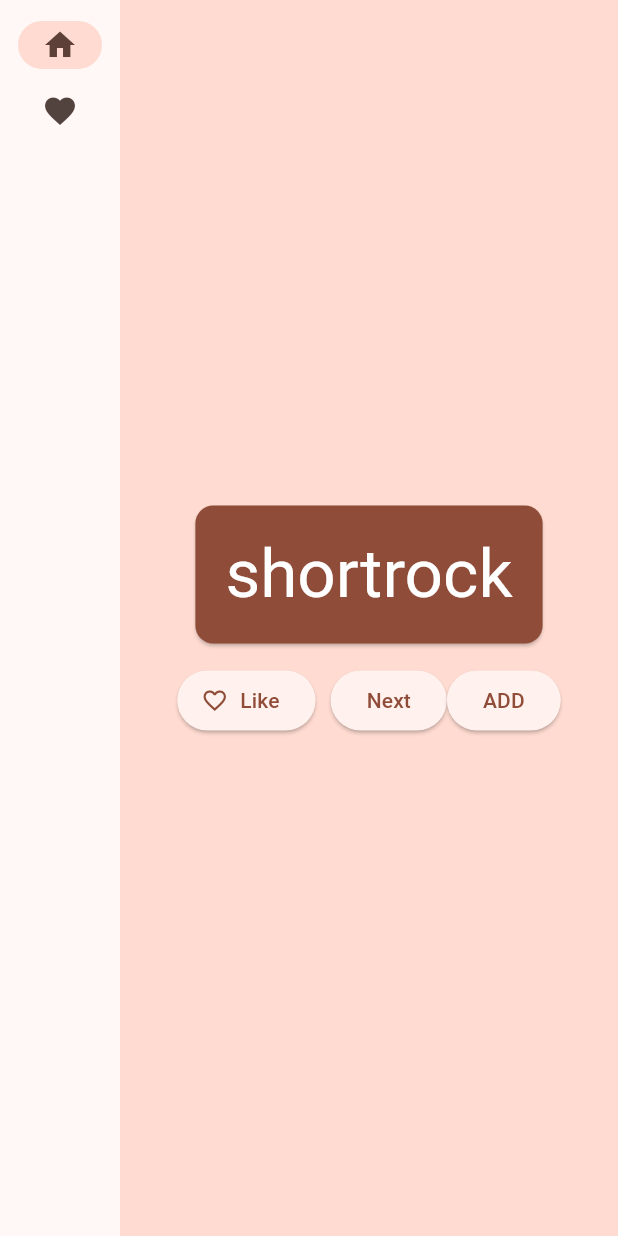
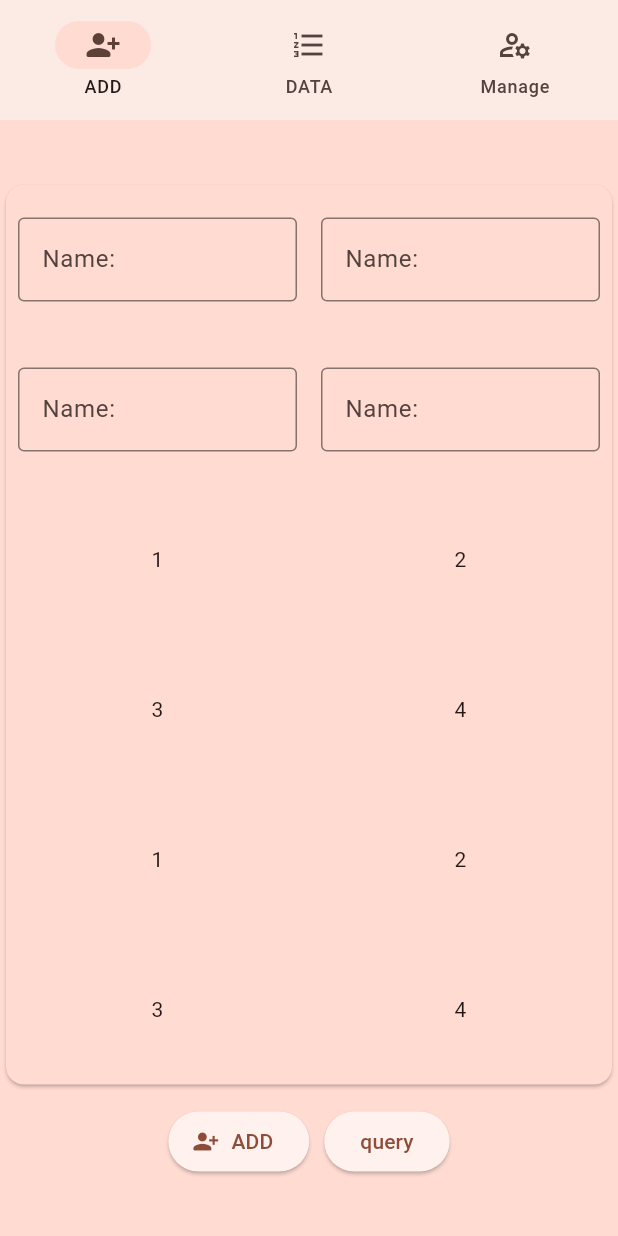
Before and after one commit to ESLAMYASSER-1/flutter_GYM_admin, a Flutter app: the screen it shows after launch, after a tap on "ADD", on a phone screen of 412 x 824 dp. Run offline on Flutter 3.47's test engine with Material 2 defaults, Android fonts, the phone set to English and light mode, and no system bars; our stand-ins replace flutter_svg, responsive_grid; missing offline and left inert: mysql1.

```diff
--- /dev/null
+++ b/lib/GeneratedPage.dart
@@ -0,0 +1,194 @@
+import 'package:flutter/material.dart';
+import 'package:provider/provider.dart';
+import 'package:responsive_grid/responsive_grid.dart';
+import 'MySQL.dart';
+import 'main.dart';
+
+class GeneratedPage extends StatelessWidget {
+  final _nameController = TextEditingController();
+  String nameIn ="";
+  @override
+  Widget build(BuildContext context) {
+    var appState = context.watch<MyAppState>();
+    var theme = Theme.of(context);
+    return Center(
+      child: Column(
+        mainAxisAlignment: MainAxisAlignment.center,
+        children: [
+          Card(
+            color: theme.colorScheme.primaryContainer,
+            child: ResponsiveGridRow(
+              children: [
+                ResponsiveGridCol(
+                    xs: 6,
+                    md: 4,
+                    child: Container(
+                      height: 100,
+                      alignment: Alignment(0, 0),
+                      child: Padding(
+                        padding: const EdgeInsets.all(8.0),
+                        child: TextField(
+                          controller: _nameController,
+                          decoration: InputDecoration(
+                            hintText: "Name:",
+                            border: OutlineInputBorder(),
+                          ),
+                        ),
+                      ),
+                    )),
+                ResponsiveGridCol(
+                    xs: 6,
+                    md: 4,
+                    child: Container(
+                      height: 100,
+                      alignment: Alignment(0, 0),
+                      child: Padding(
+                        padding: const EdgeInsets.all(8.0),
+                        child: TextField(
+                          decoration: InputDecoration(
+                            hintText: "Name:",
+                            border: OutlineInputBorder(),
+                          ),
+                        ),
+                      ),
+                    )),
+                ResponsiveGridCol(
+                    xs: 6,
+                    md: 4,
+                    child: Container(
+                      height: 100,
+                      alignment: Alignment(0, 0),
+                      child: Padding(
+                        padding: const EdgeInsets.all(8.0),
+                        child: TextField(
+                          decoration: InputDecoration(
+                            hintText: "Name:",
+                            border: OutlineInputBorder(),
+                          ),
+                        ),
+                      ),
+                    )),
+                ResponsiveGridCol(
+                    xs: 6,
+                    md: 4,
+                    child: Container(
+                      height: 100,
+                      alignment: Alignment(0, 0),
+                      child: Padding(
+                        padding: const EdgeInsets.all(8.0),
+                        child: TextField(
+                          decoration: InputDecoration(
+                            hintText: "Name:",
+                            border: OutlineInputBorder(),
+                          ),
+                        ),
+                      ),
+                    )),
+                ResponsiveGridCol(
+                    xs: 6,
+                    md: 4,
+                    child: Container(
+                        height: 100,
+                        alignment: Alignment(0, 0),
+                        child: Text("1"))),
+                ResponsiveGridCol(
+                    xs: 6,
+                    md: 4,
+                    child: Container(
+                      height: 100,
+                      alignment: Alignment(0, 0),
+                      child: Text("2"),
+                    )),
+                ResponsiveGridCol(
+                    xs: 6,
+                    md: 4,
+                    child: Container(
+                      height: 100,
+                      alignment: Alignment(0, 0),
+                      child: Text("3"),
+                    )),
+                ResponsiveGridCol(
+                    xs: 6,
+                    md: 4,
+                    child: Container(
+                      height: 100,
+                      alignment: Alignment(0, 0),
+                      child: Text("4"),
+                    )),
+                ResponsiveGridCol(
+                    xs: 6,
+                    md: 4,
+                    child: Container(
+                      height: 100,
+                      alignment: Alignment(0, 0),
+                      child: Text("1"),
+                    )),
+                ResponsiveGridCol(
+                    xs: 6,
+                    md: 4,
+                    child: Container(
+                      height: 100,
+                      alignment: Alignment(0, 0),
+                      child: Text("2"),
+                    )),
+                ResponsiveGridCol(
+                    xs: 6,
+                    md: 4,
+                    child: Container(
+                      height: 100,
+                      alignment: Alignment(0, 0),
+                      child: Text("3"),
+                    )),
+                ResponsiveGridCol(
+                    xs: 6,
+                    md: 4,
+                    child: Container(
+                      height: 100,
+                      alignment: Alignment(0, 0),
+                      child: Text("4"),
+                    )),
+              ],
+            ),
+          ),
+          SizedBox(
+            height: 10,
+          ),
+          Row(
+            mainAxisSize: MainAxisSize.min,
+            children: [
+              ElevatedButton.icon(
+                  onPressed: () {
+                    nameIn =_nameController.text;
+                    add(nameIn, 30, 0);
+                    select();
+                  },
+                  icon: Icon(Icons.person_add_alt_1_rounded),
+                  label: Text("ADD")),
+              SizedBox(
+                width: 10,
+              ),
+              ElevatedButton(
+                  onPressed: () {
+                    select();
+                  },
+                  child: Text("query")),
+            ],
+          ),
+        ],
+      ),
+    );
+  }
+}
+// class BigCard extends StatelessWidget {
+//   const BigCard({
+//     super.key,
+//   });
+//
+//   @override
+//   Widget build(BuildContext context) {
+//     var theme = Theme.of(context);
+//     var style = theme.textTheme.displayMedium!.copyWith(color: theme.colorScheme.onPrimary);
+//
+//     return
+//   }
+// }
--- /dev/null
+++ b/lib/MyHomePage.dart
@@ -0,0 +1,56 @@
+import 'package:flutter/material.dart';
+import 'ClientsPage.dart';
+import 'GeneratedPage.dart';
+import 'main.dart';
+
+class MyHomePage extends StatefulWidget {
+  @override
+  State<MyHomePage> createState() => _MyHomePageState();
+}
+
+class _MyHomePageState extends State<MyHomePage> {
+  var selectedIndex =0;
+  @override
+  Widget build(BuildContext context) {
+    Widget page;
+    switch (selectedIndex) {
+      case 0:
+        page = GeneratedPage();
+        break;
+      case 1:
+        page = ClientsPage();
+        break;
+      default:
+        page = Placeholder();
+    }
+    return Scaffold(
+      resizeToAvoidBottomInset : false,
+      body: Column(
+        children: [
+          SafeArea(
+            child: NavigationBar(
+              destinations: [
+                NavigationDestination(icon: Icon(Icons.person_add_alt_1_rounded), label:"ADD", ),
+                NavigationDestination(icon: Icon(Icons.format_list_numbered), label: "DATA"),
+                NavigationDestination(icon: Icon(Icons.manage_accounts_outlined), label: "Manage")
+              ],
+              selectedIndex: selectedIndex,
+              onDestinationSelected: (value){
+                setState(() {
+                  selectedIndex =value;
+                });
+              },
+            ),
+          ),
+
+          Expanded(
+            child: Container(
+              color: Theme.of(context).colorScheme.primaryContainer,
+              child: page,
+            ),
+          )
+        ],
+      ),
+    );
+  }
+}
--- /dev/null
+++ b/lib/MySQL.dart
@@ -0,0 +1,29 @@
+import 'package:mysql1/mysql1.dart';
+import 'main.dart';
+
+
+void select()async{
+  database.clear();
+  final conn = await MySqlConnection.connect(ConnectionSettings(host: 'mysql-143037-0.cloudclusters.net', port: 10039, user: 'admin', db: 'GYM', password: 'fUWeAl7I' ));
+  var results = await conn
+      .query('select * from users');
+  database =results.toList();
+  print(database);
+  checkBox_State.clear();
+  for (List record in database){
+    checkBox_State[record[1]]=false;
+  }
+}
+void add(String name, int age, int gender)async{
+  final conn = await MySqlConnection.connect(ConnectionSettings(
+      host: 'mysql-143037-0.cloudclusters.net', port: 10039, user: 'admin', db: 'GYM', password: 'fUWeAl7I' ));
+  conn.query("INSERT INTO `users` (`Name`, `Age`, `GenderBI`) VALUES ('$name', '$age', '$gender');");
+  select();
+}
+
+
+void removeClient(name)async{
+  final conn = await MySqlConnection.connect(ConnectionSettings(
+      host: 'mysql-143037-0.cloudclusters.net', port: 10039, user: 'admin', db: 'GYM', password: 'fUWeAl7I' ));
+  conn.query("DELETE FROM `users` WHERE Name ='$name'");
+}
--- a/lib/main.dart
+++ b/lib/main.dart
@@ -1,39 +1,28 @@
-import 'package:english_words/english_words.dart';
 import 'package:flutter/material.dart';
+import 'package:one/MySQL.dart';
 import 'package:provider/provider.dart';
-import 'package:mysql1/mysql1.dart';
-import 'dart:async';
+import 'MyHomePage.dart';
+var database =[];
+final Map<String, bool> checkBox_State= {};
+var checkedUsers= [];
+
 
 
 void main() {
+  select();
   runApp(MyApp());
+
 }
-void mySQLConnect () async{
-  final conn = await MySqlConnection.connect(new ConnectionSettings(
-      host: 'mysql-143037-0.cloudclusters.net', port: 10039, user: 'admin', db: 'GYM', password: 'fUWeAl7I' ));
-  var results = await conn
-      .query('select * from users');
-      for (var row in results) {
-    print(row);
-  }
-}
-void select()async{
-  final conn = await MySqlConnection.connect(new ConnectionSettings(
-      host: 'mysql-143037-0.cloudclusters.net', port: 10039, user: 'admin', db: 'GYM', password: 'fUWeAl7I' ));
-  var results = await conn
-      .query('select * from users');
-  for (var row in results) {
-    print(row);
-  }
-}
-void add(String Name, int age, int gender)async{
-  final conn = await MySqlConnection.connect(new ConnectionSettings(
-      host: 'mysql-143037-0.cloudclusters.net', port: 10039, user: 'admin', db: 'GYM', password: 'fUWeAl7I' ));
-  conn.query("INSERT INTO `users` (`Name`, `Age`, `GenderBI`) VALUES ('$Name', '$age', '$gender');");
-}
-class MyApp extends StatelessWidget {
+
+
+class MyApp extends StatefulWidget {
   const MyApp({super.key});
 
+  @override
+  State<MyApp> createState() => _MyAppState();
+}
+
+class _MyAppState extends State<MyApp> {
   @override
   Widget build(BuildContext context) {
     return ChangeNotifierProvider(
@@ -45,187 +34,13 @@ class MyApp extends StatelessWidget {
           colorScheme: ColorScheme.fromSeed(seedColor: Colors.deepOrange),
         ),
         home: MyHomePage(),
+        debugShowCheckedModeBanner: false,
       ),
     );
   }
 }
 
 class MyAppState extends ChangeNotifier {
-  var current = WordPair.random();
-  void getNext(){
-    current = WordPair.random();
     notifyListeners();
-  }
-  var favorites =<WordPair>[];
-  void toggleFavorite(){
-    if(favorites.contains(current)){
-      favorites.remove(current);
-    }else{
-      favorites.add(current);
-    }
-    notifyListeners();
-  }
-
 
 }
-
-class MyHomePage extends StatefulWidget {
-  @override
-  State<MyHomePage> createState() => _MyHomePageState();
-}
-
-class _MyHomePageState extends State<MyHomePage> {
-  var selectedIndex =0;
-  @override
-  Widget build(BuildContext context) {
-    Widget page;
-    switch (selectedIndex) {
-      case 0:
-        page = GeneratedPage();
-        break;
-      case 1:
-        page = FavoritePage();
-        break;
-      default:
-        throw UnimplementedError('no widget for $selectedIndex');
-    }
-    return Scaffold(
-      body: Row(
-        children: [
-          SafeArea(
-            child: NavigationRail(
-              extended: false,
-              destinations: [
-                NavigationRailDestination(icon: Icon(Icons.home), label: Text("Home")),
-                NavigationRailDestination(icon: Icon(Icons.favorite), label: Text("Favorite"))
-              ],
-              selectedIndex: selectedIndex,
-              onDestinationSelected: (value){
-                setState(() {
-                  selectedIndex =value;
-                });
-              },
-            ),
-          ),
-
-          Expanded(
-            child: Container(
-              color: Theme.of(context).colorScheme.primaryContainer,
-              child: page,
-            ),
-          )
-        ],
-      ),
-    );
-  }
-}
-
-class GeneratedPage extends StatelessWidget{
-  @override
-  Widget build(BuildContext context){
-    var appState = context.watch<MyAppState>();
-    var pair = appState.current;
-    IconData icon;
-    if(appState.favorites.contains(pair)){
-      icon= Icons.favorite;
-    }else{
-      icon= Icons.favorite_outline;
-    }
-
-      return Center(
-        child: Column(
-          mainAxisAlignment: MainAxisAlignment.center,
-          children: [
-            BigCard(pair: pair),
-            SizedBox(height: 10,),
-            Row(
-              mainAxisSize: MainAxisSize.min,
-              children: [
-                ElevatedButton.icon(
-                    onPressed: (){
-                      appState.toggleFavorite();
-                      print(appState.favorites);
-                    },
-                    icon: Icon(icon),
-                    label: Text("Like")
-                ),
-                SizedBox(width: 10,),
-                ElevatedButton(
-                  onPressed: () {
-                    appState.getNext();
-                  },
-                  child: Text('Next'),
-                ),
-                ElevatedButton(onPressed:(){ add(appState.current.asPascalCase,20,1);}, child: Text("ADD"))
-
-              ],
-            ),
-          ],
-        ),
-      );
-
-  }
-}
-
-class FavoritePage extends StatefulWidget{
-  @override
-  State<FavoritePage> createState() => _FavoritePageState();
-}
-
-class _FavoritePageState extends State<FavoritePage> {
-  @override
-  Widget build(BuildContext context){
-    var appState = context.watch<MyAppState>();
-    if (appState.favorites.isEmpty) {
-      return Center(
-        child: Text('No favorites yet.'),
-      );
-    }
-    return ListView(
-      children: [
-        Padding(
-            padding: const EdgeInsets.all(20),
-          child: Text('You have '
-              '${appState.favorites.length} favorites:'),
-        ),
-        for (var pair in appState.favorites)
-          Row(
-            children: [
-              IconButton(
-                  onPressed: (){
-                    setState(() {
-                      appState.favorites.remove(pair);
-                    });
-                  }, icon: Icon(Icons.favorite)),
-              Text(pair.asPascalCase, style: Theme.of(context).textTheme.displaySmall!.copyWith(color:Theme.of(context).colorScheme.primary),)
-            ],
-          )
-      ],
-    );
-  }
-}
-class BigCard extends StatelessWidget {
-  const BigCard({
-    super.key,
-    required this.pair,
-  });
-
-  final WordPair pair;
-
-  @override
-  Widget build(BuildContext context) {
-    var theme = Theme.of(context);
-    var style = theme.textTheme.displayMedium!.copyWith(color: theme.colorScheme.onPrimary);
-
-    return Card(
-      color: theme.colorScheme.primary,
-      child: Padding(
-        padding: const EdgeInsets.all(20.0),
-        child: Text(pair.asLowerCase,
-        style: style,
-        semanticsLabel: pair.asPascalCase,
-        ),
-      ),
-    );
-  }
-}
--- a/pubspec.yaml
+++ b/pubspec.yaml
@@ -15,6 +15,8 @@ dependencies:
   english_words: ^4.0.0
   provider: ^6.0.0
   mysql1: ^0.20.0
+  responsive_grid: ^2.4.4
+  flutter_svg: ^2.0.7
 
 dev_dependencies:
   flutter_test:
@@ -24,3 +26,5 @@ dev_dependencies:
 
 flutter:
   uses-material-design: true
+  assets:
+    - assets/WhatsApp.svg
```
Also changed, not shown: lib/ClientsPage.dart (added, +126 -0 lines), assets/WhatsApp.svg (added), pubspec.lock, 1 other file.
